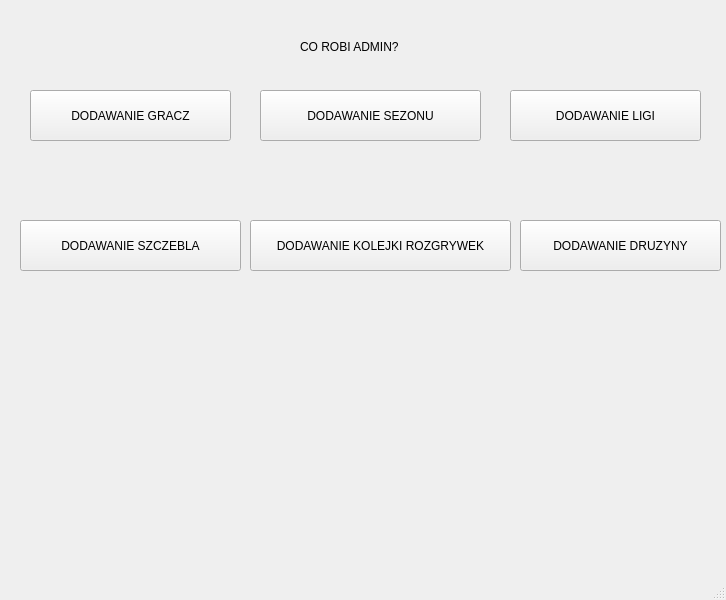
This is ZBD-main/ui/admin.ui in BartekRuszkowski/ZBD as Qt 5 draws it before an edit. The edited form follows.
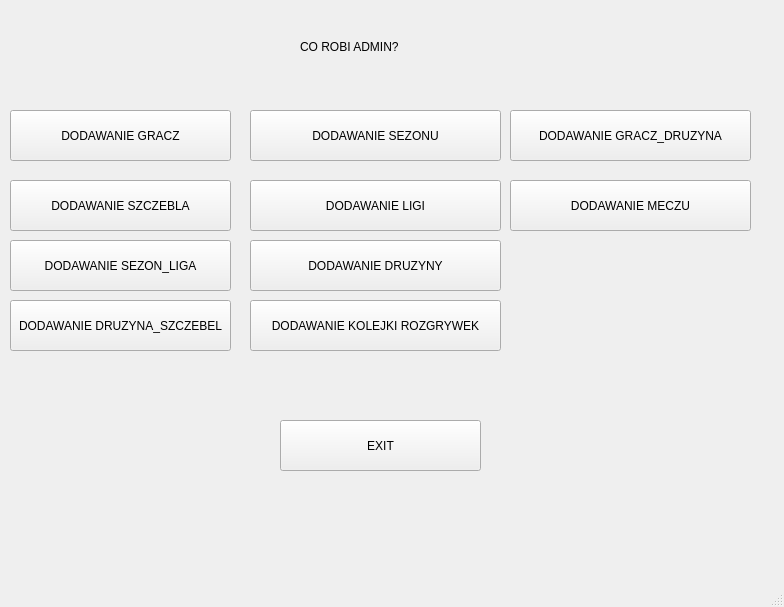
This is the edited form.

What changed in the file:
```diff
--- a/ZBD-main/ui/admin.ui
+++ b/ZBD-main/ui/admin.ui
@@ -6,8 +6,8 @@
    <rect>
     <x>0</x>
     <y>0</y>
-    <width>726</width>
-    <height>600</height>
+    <width>784</width>
+    <height>607</height>
    </rect>
   </property>
   <property name="windowTitle">
@@ -17,9 +17,9 @@
    <widget class="QPushButton" name="pushButton">
     <property name="geometry">
      <rect>
-      <x>30</x>
-      <y>90</y>
-      <width>201</width>
+      <x>10</x>
+      <y>110</y>
+      <width>221</width>
       <height>51</height>
      </rect>
     </property>
@@ -30,9 +30,9 @@
    <widget class="QPushButton" name="pushButton_2">
     <property name="geometry">
      <rect>
-      <x>260</x>
-      <y>90</y>
-      <width>221</width>
+      <x>250</x>
+      <y>110</y>
+      <width>251</width>
       <height>51</height>
      </rect>
     </property>
@@ -43,9 +43,9 @@
    <widget class="QPushButton" name="pushButton_3">
     <property name="geometry">
      <rect>
-      <x>510</x>
-      <y>90</y>
-      <width>191</width>
+      <x>250</x>
+      <y>180</y>
+      <width>251</width>
       <height>51</height>
      </rect>
     </property>
@@ -56,8 +56,8 @@
    <widget class="QPushButton" name="pushButton_4">
     <property name="geometry">
      <rect>
-      <x>20</x>
-      <y>220</y>
+      <x>10</x>
+      <y>180</y>
       <width>221</width>
       <height>51</height>
      </rect>
@@ -70,8 +70,8 @@
     <property name="geometry">
      <rect>
       <x>250</x>
-      <y>220</y>
-      <width>261</width>
+      <y>300</y>
+      <width>251</width>
       <height>51</height>
      </rect>
     </property>
@@ -82,9 +82,9 @@
    <widget class="QPushButton" name="pushButton_6">
     <property name="geometry">
      <rect>
-      <x>520</x>
-      <y>220</y>
-      <width>201</width>
+      <x>250</x>
+      <y>240</y>
+      <width>251</width>
       <height>51</height>
      </rect>
     </property>
@@ -105,6 +105,71 @@
      <string>CO ROBI ADMIN?</string>
     </property>
    </widget>
+   <widget class="QPushButton" name="pushButton_7">
+    <property name="geometry">
+     <rect>
+      <x>10</x>
+      <y>240</y>
+      <width>221</width>
+      <height>51</height>
+     </rect>
+    </property>
+    <property name="text">
+     <string>DODAWANIE SEZON_LIGA</string>
+    </property>
+   </widget>
+   <widget class="QPushButton" name="pushButton_8">
+    <property name="geometry">
+     <rect>
+      <x>10</x>
+      <y>300</y>
+      <width>221</width>
+      <height>51</height>
+     </rect>
+    </property>
+    <property name="text">
+     <string>DODAWANIE DRUZYNA_SZCZEBEL</string>
+    </property>
+   </widget>
+   <widget class="QPushButton" name="pushButton_9">
+    <property name="geometry">
+     <rect>
+      <x>510</x>
+      <y>110</y>
+      <width>241</width>
+      <height>51</height>
+     </rect>
+    </property>
+    <property name="text">
+     <string>DODAWANIE GRACZ_DRUZYNA</string>
+    </property>
+   </widget>
+   <widget class="QPushButton" name="pushButton_10">
+    <property name="geometry">
+     <rect>
+      <x>280</x>
+      <y>420</y>
+      <width>201</width>
+      <height>51</height>
+     </rect>
+    </property>
+    <property name="text">
+     <string>EXIT</string>
+    </property>
+   </widget>
+   <widget class="QPushButton" name="pushButton_11">
+    <property name="geometry">
+     <rect>
+      <x>510</x>
+      <y>180</y>
+      <width>241</width>
+      <height>51</height>
+     </rect>
+    </property>
+    <property name="text">
+     <string>DODAWANIE MECZU</string>
+    </property>
+   </widget>
   </widget>
   <widget class="QMenuBar" name="menubar">
    <property name="geometry">
```
Left out of the diff: 2 changed lines with no effect on the pictures.
